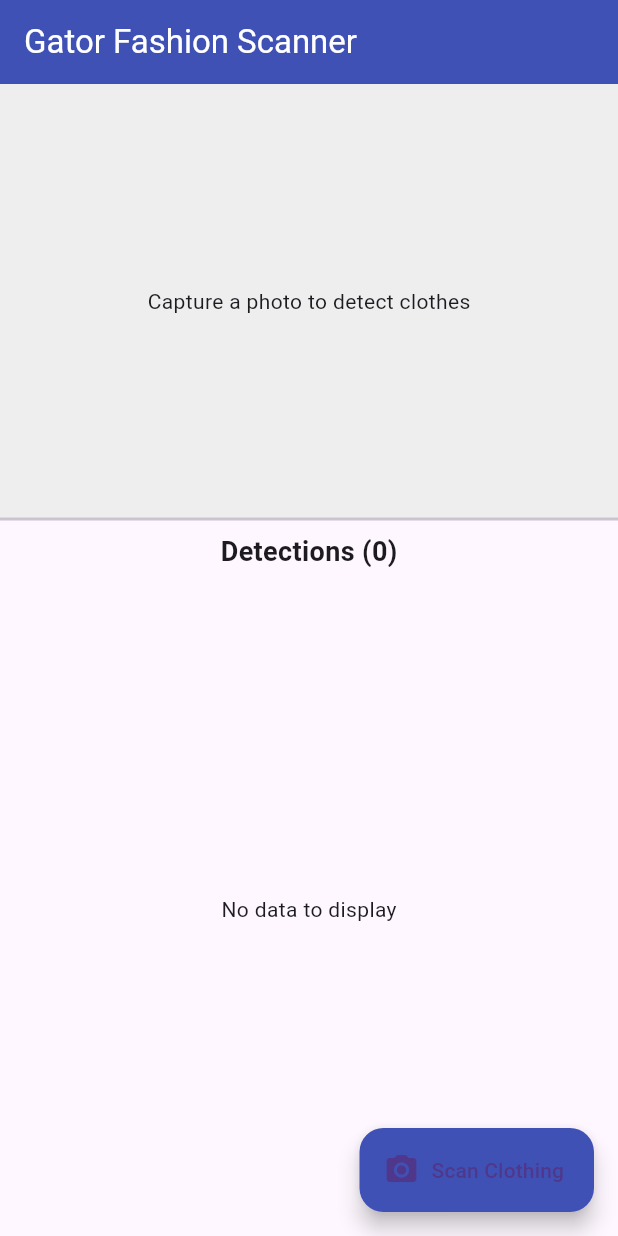
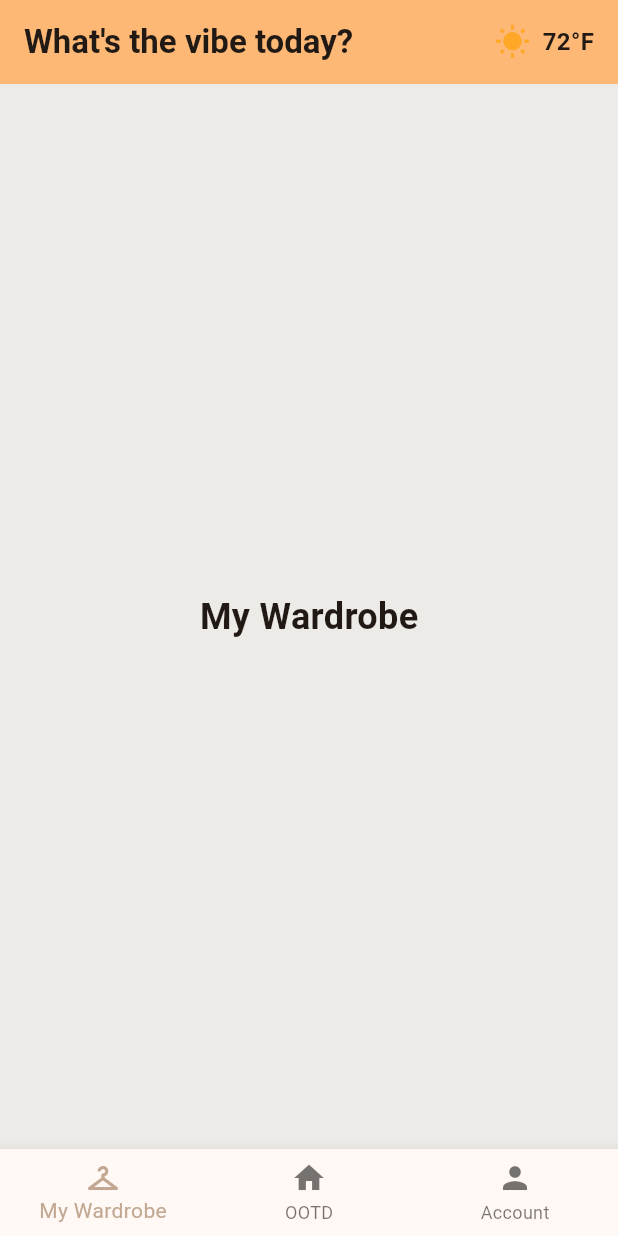
Before and after one commit to suupreme/swaggyy, a Flutter app: the screen it shows after launch, on a phone screen of 412 x 824 dp. Run offline on Flutter 3.47's test engine with Material 3 defaults, Android fonts, the phone set to English and light mode, and no system bars.

Commit message:
finish bare minimum home screen and color theme

```diff
--- a/client/lib/main.dart
+++ b/client/lib/main.dart
@@ -1,200 +1,107 @@
-import 'dart:convert';
-import 'dart:io';
-import 'package:flutter/foundation.dart';
 import 'package:flutter/material.dart';
-import 'package:http/http.dart' as http;
-import 'package:image_picker/image_picker.dart';
+import 'theme/app_colors.dart';
+import 'screens/ootd_screen.dart';
 
-void main() => runApp(const MaterialApp(
-      home: FashionScanner(),
-      debugShowCheckedModeBanner: false,
-    ));
+void main() {
+  runApp(const SwaggyyApp());
+}
 
-class FashionScanner extends StatefulWidget {
-  const FashionScanner({super.key});
+class SwaggyyApp extends StatelessWidget {
+  const SwaggyyApp({super.key});
 
   @override
-  State<FashionScanner> createState() => _FashionScannerState();
+  Widget build(BuildContext context) {
+    return MaterialApp(
+      title: 'Swaggyy',
+      theme: ThemeData(
+        colorScheme: ColorScheme.fromSeed(
+          seedColor: AppColors.primary,
+          primary: AppColors.primary,
+          secondary: AppColors.secondary,
+        ),
+        scaffoldBackgroundColor: AppColors.background,
+        useMaterial3: true,
+      ),
+      home: const HomeScreen(),
+      debugShowCheckedModeBanner: false,
+    );
+  }
 }
 
-class _FashionScannerState extends State<FashionScanner> {
-  File? _imageFile;
-  List<dynamic> _detections = [];
-  bool _isLoading = false;
+class HomeScreen extends StatefulWidget {
+  const HomeScreen({super.key});
 
-  // Use 10.0.2.2 for Android Emulator to reach localhost.
-  // Change to your actual machine IP if using a physical device.
-  final String _serverUrl = 'http://10.0.2.2:8000/detect';
+  @override
+  State<HomeScreen> createState() => _HomeScreenState();
+}
 
-  Future<void> _scanClothes() async {
-    final picker = ImagePicker();
-    final XFile? image = await picker.pickImage(
-      source: ImageSource.camera,
-      imageQuality: 85, // Reduce size for faster upload
-    );
+class _HomeScreenState extends State<HomeScreen> {
+  int _selectedIndex = 0;
 
-    if (image == null) return;
+  // The content for each of the three tabs
+  static const List<Widget> _pages = <Widget>[
+    Center(
+      child: Text(
+        'My Wardrobe',
+        style: TextStyle(fontSize: 24, fontWeight: FontWeight.bold),
+      ),
+    ),
+    OotdScreen(),
+    Center(
+      child: Text(
+        'Account',
+        style: TextStyle(fontSize: 24, fontWeight: FontWeight.bold),
+      ),
+    ),
+  ];
 
+  void _onItemTapped(int index) {
     setState(() {
-      _imageFile = File(image.path);
-      _isLoading = true;
-      _detections = [];
+      _selectedIndex = index;
     });
-
-    try {
-      var request = http.MultipartRequest('POST', Uri.parse(_serverUrl));
-      request.files.add(await http.MultipartFile.fromPath('file', image.path));
-
-      var streamedResponse = await request.send();
-      var response = await http.Response.fromStream(streamedResponse);
-
-      if (response.statusCode == 200) {
-        final Map<String, dynamic> data = jsonDecode(response.body);
-        setState(() {
-          _detections = data['detections'];
-        });
-      } else {
-        _showError("Server Error: ${response.statusCode}");
-      }
-    } catch (e) {
-      _showError("Connection failed. Ensure server is running at $_serverUrl");
-    } finally {
-      setState(() => _isLoading = false);
-    }
-  }
-
-  void _showError(String message) {
-    if (kDebugMode) print(message);
-    ScaffoldMessenger.of(context).showSnackBar(
-      SnackBar(content: Text(message), backgroundColor: Colors.red),
-    );
   }
 
   @override
   Widget build(BuildContext context) {
     return Scaffold(
       appBar: AppBar(
-        title: const Text("Gator Fashion Scanner"),
-        backgroundColor: Colors.indigo,
-        foregroundColor: Colors.white,
-      ),
-      body: Column(
-        children: [
-          // Image Preview Section
-          Expanded(
-            flex: 2,
-            child: Container(
-              width: double.infinity,
-              color: Colors.grey[200],
-              child: _imageFile == null
-                  ? const Center(child: Text("Capture a photo to detect clothes"))
-                  : Stack(
-                      alignment: Alignment.center,
-                      children: [
-                        Image.file(_imageFile!, fit: BoxFit.contain),
-                        if (_isLoading)
-                          const CircularProgressIndicator(color: Colors.indigo),
-                        // Overlay boxes using the dominant color
-                        if (!_isLoading)
-                          ..._detections.map((d) {
-                            final box = d['box'];
-                            final List<dynamic> color = d['color'] ?? [255, 0, 0];
-                            final Color displayColor = Color.fromARGB(
-                              255,
-                              color[0].toInt(),
-                              color[1].toInt(),
-                              color[2].toInt(),
-                            );
-
-                            // Basic layout builder isn't perfect for Stack on top of BoxFit.contain,
-                            // but this will show the boxes.
-                            return Positioned(
-                              left: box[0].toDouble(),
-                              top: box[1].toDouble(),
-                              width: (box[2] - box[0]).toDouble(),
-                              height: (box[3] - box[1]).toDouble(),
-                              child: Container(
-                                decoration: BoxDecoration(
-                                  border: Border.all(color: displayColor, width: 3),
-                                ),
-                              ),
-                            );
-                          }).toList(),
-                      ],
-                    ),
+        // Welcome message on the top
+        title: const Text(
+          'What\'s the vibe today?',
+          style: TextStyle(fontWeight: FontWeight.bold),
+        ),
+        backgroundColor: Theme.of(context).colorScheme.inversePrimary,
+        actions: [
+          // Widget on the top right corner for weather integration
+          Container(
+            padding: const EdgeInsets.symmetric(horizontal: 16.0),
+            alignment: Alignment.center,
+            child: const Row(
+              children: [
+                Icon(Icons.wb_sunny, color: AppColors.weatherSun),
+                SizedBox(width: 8),
+                Text(
+                  '72°F', // Placeholder for actual weather temperature
+                  style: TextStyle(fontSize: 16, fontWeight: FontWeight.w600),
+                ),
+              ],
             ),
-          ),
-
-          // Data Table Section
-          const Divider(height: 1, thickness: 2),
-          Padding(
-            padding: const EdgeInsets.all(8.0),
-            child: Text(
-              "Detections (${_detections.length})",
-              style: const TextStyle(fontSize: 18, fontWeight: FontWeight.bold),
-            ),
-          ),
-          Expanded(
-            flex: 3,
-            child: _detections.isEmpty
-                ? const Center(child: Text("No data to display"))
-                : SingleChildScrollView(
-                    scrollDirection: Axis.vertical,
-                    child: SingleChildScrollView(
-                      scrollDirection: Axis.horizontal,
-                      child: DataTable(
-                        headingRowColor: MaterialStateProperty.all(Colors.indigo[50]),
-                        columns: const [
-                          DataColumn(label: Text('Label')),
-                          DataColumn(label: Text('Confidence')),
-                          DataColumn(label: Text('Main Color')),
-                          DataColumn(label: Text('Box (xmin, ymin, xmax, ymax)')),
-                        ],
-                        rows: _detections.map((d) {
-                          final List<dynamic> color = d['color'] ?? [0, 0, 0];
-                          final List<dynamic> box = d['box'];
-                          final Color displayColor = Color.fromARGB(
-                            255,
-                            color[0].toInt(),
-                            color[1].toInt(),
-                            color[2].toInt(),
-                          );
-
-                          return DataRow(cells: [
-                            DataCell(Text(d['label'].toString().toUpperCase(),
-                                style: const TextStyle(fontWeight: FontWeight.bold))),
-                            DataCell(Text("${(d['confidence'] * 100).toStringAsFixed(1)}%")),
-                            DataCell(
-                              Row(
-                                children: [
-                                  Container(
-                                    width: 20,
-                                    height: 20,
-                                    decoration: BoxDecoration(
-                                      color: displayColor,
-                                      border: Border.all(color: Colors.black26),
-                                      shape: BoxShape.circle,
-                                    ),
-                                  ),
-                                  const SizedBox(width: 8),
-                                  Text("RGB(${color[0]}, ${color[1]}, ${color[2]})"),
-                                ],
-                              ),
-                            ),
-                            DataCell(Text(box.join(", "))),
-                          ]);
-                        }).toList(),
-                      ),
-                    ),
-                  ),
           ),
         ],
       ),
-      floatingActionButton: FloatingActionButton.extended(
-        onPressed: _isLoading ? null : _scanClothes,
-        backgroundColor: Colors.indigo,
-        label: const Text("Scan Clothing"),
-        icon: const Icon(Icons.camera_alt),
+      body: _pages[_selectedIndex],
+      bottomNavigationBar: BottomNavigationBar(
+        items: const <BottomNavigationBarItem>[
+          BottomNavigationBarItem(
+            icon: Icon(Icons.checkroom),
+            label: 'My Wardrobe',
+          ),
+          BottomNavigationBarItem(icon: Icon(Icons.home), label: 'OOTD'),
+          BottomNavigationBarItem(icon: Icon(Icons.person), label: 'Account'),
+        ],
+        currentIndex: _selectedIndex,
+        selectedItemColor: Theme.of(context).colorScheme.primary,
+        onTap: _onItemTapped,
       ),
     );
   }
--- /dev/null
+++ b/client/lib/theme/app_colors.dart
@@ -0,0 +1,37 @@
+import 'package:flutter/material.dart';
+
+/// A central class to hold all color constants for the app.
+///
+/// Add your exact hex color codes here.
+/// To keep the theme uniform, always reference [AppColors] instead of hardcoding colors.
+class AppColors {
+  // --- Replace these with your actual color codes ---
+
+  /// Primary brand color. Used for prominent active elements like buttons.
+  static const Color primary = Color(0xFFC2A892);
+
+  /// Secondary brand color. Used for less prominent elements.
+  static const Color secondary = Color(0xFFA67C52);
+
+  static const Color tertiary = Color(0xFF8E7F71);
+
+  /// A background color used for the main screens of the app.
+  static const Color background = Color(0xFFECEBE7);
+
+  /// Default text color.
+  static const Color textPrimary = Color(0xFF000000);
+
+  /// Lighter text color for subtitles or less important text.
+  static const Color textSecondary = Color(0xFF49454F);
+
+  // --- Example Contextual Colors ---
+
+  static const Color success = Color(0xFF4CAF50);
+  static const Color error = Color(0xFFB3261E);
+  static const Color warning = Color(0xFFFFC107);
+  static const Color info = Color(0xFF2196F3);
+
+  // --- Weather Widget Specific Colors ---
+
+  static const Color weatherSun = Color(0xFFFFA726); // Orange for the sun icon
+}
--- a/client/pubspec.yaml
+++ b/client/pubspec.yaml
@@ -19,7 +19,7 @@ publish_to: 'none' # Remove this line if you wish to publish to pub.dev
 version: 1.0.0+1
 
 environment:
-  sdk: ^3.12.0-225.0.dev
+  sdk: ^3.11.1
 
 # Dependencies specify other packages that your package needs in order to work.
 # To automatically upgrade your package dependencies to the latest versions
@@ -32,6 +32,7 @@ dependencies:
   image_picker: ^1.0.4
   flutter:
     sdk: flutter
+
 
   # The following adds the Cupertino Icons font to your application.
   # Use with the CupertinoIcons class for iOS style icons.
```
Also changed, not shown: client/lib/screens/ootd_screen.dart (added, +225 -0 lines), client/pubspec.lock.
